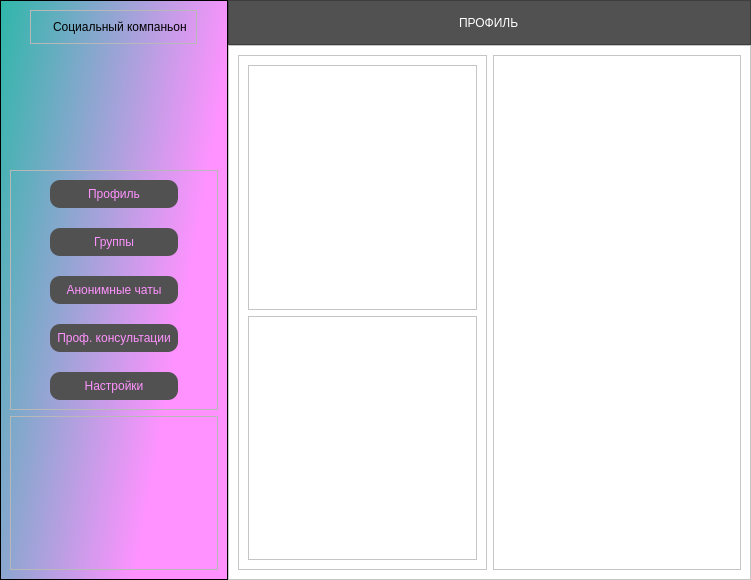
This is main_win.ui in KIBORGm/amn_project as Qt 5 draws it before an edit. The edited form follows.
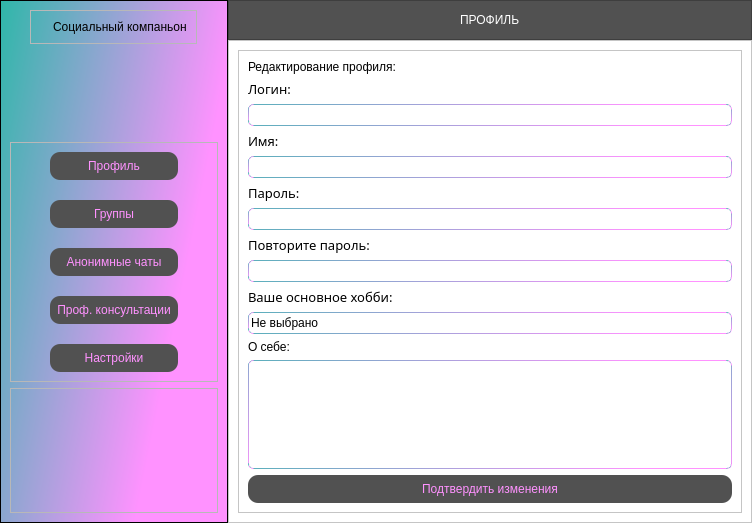
This is the edited form. The open tabs and pages were chosen to show the change. Icons and pictures are not drawn.

What changed in the file:
```diff
--- a/main_win.ui
+++ b/main_win.ui
@@ -6,8 +6,8 @@
    <rect>
     <x>0</x>
     <y>0</y>
-    <width>751</width>
-    <height>580</height>
+    <width>752</width>
+    <height>523</height>
    </rect>
   </property>
   <property name="windowTitle">
@@ -313,52 +313,7 @@
             <property name="frameShadow">
              <enum>QFrame::Raised</enum>
             </property>
-            <layout class="QHBoxLayout" name="horizontalLayout_4" stretch="1,1">
-             <item>
-              <widget class="QFrame" name="frame_2">
-               <property name="frameShape">
-                <enum>QFrame::StyledPanel</enum>
-               </property>
-               <property name="frameShadow">
-                <enum>QFrame::Raised</enum>
-               </property>
-               <layout class="QVBoxLayout" name="verticalLayout_16">
-                <item>
-                 <widget class="QFrame" name="frame_8">
-                  <property name="frameShape">
-                   <enum>QFrame::StyledPanel</enum>
-                  </property>
-                  <property name="frameShadow">
-                   <enum>QFrame::Raised</enum>
-                  </property>
-                  <widget class="QLabel" name="label_11">
-                   <property name="geometry">
-                    <rect>
-                     <x>110</x>
-                     <y>130</y>
-                     <width>47</width>
-                     <height>13</height>
-                    </rect>
-                   </property>
-                   <property name="text">
-                    <string/>
-                   </property>
-                  </widget>
-                 </widget>
-                </item>
-                <item>
-                 <widget class="QFrame" name="frame_9">
-                  <property name="frameShape">
-                   <enum>QFrame::StyledPanel</enum>
-                  </property>
-                  <property name="frameShadow">
-                   <enum>QFrame::Raised</enum>
-                  </property>
-                 </widget>
-                </item>
-               </layout>
-              </widget>
-             </item>
+            <layout class="QHBoxLayout" name="horizontalLayout_4" stretch="1">
              <item>
               <widget class="QFrame" name="frame_6">
                <property name="frameShape">
@@ -367,6 +322,256 @@
                <property name="frameShadow">
                 <enum>QFrame::Raised</enum>
                </property>
+               <layout class="QVBoxLayout" name="verticalLayout_18">
+                <item>
+                 <layout class="QVBoxLayout" name="verticalLayout_17">
+                  <item>
+                   <widget class="QLabel" name="label_11">
+                    <property name="text">
+                     <string>Редактирование профиля:</string>
+                    </property>
+                   </widget>
+                  </item>
+                  <item>
+                   <widget class="QLabel" name="label_12">
+                    <property name="font">
+                     <font>
+                      <family>Gadugi</family>
+                      <pointsize>10</pointsize>
+                      <weight>50</weight>
+                      <italic>false</italic>
+                      <bold>false</bold>
+                     </font>
+                    </property>
+                    <property name="text">
+                     <string>Логин:</string>
+                    </property>
+                   </widget>
+                  </item>
+                  <item>
+                   <widget class="QLineEdit" name="le_login">
+                    <property name="styleSheet">
+                     <string notr="true">border-radius: 5;
+border: 1px solid qlineargradient(spread:pad, x1:0, y1:0, x2:0.869, y2:0.403818, stop:0 rgba(46, 183, 169, 255), stop:1 rgba(255, 146, 255, 255));
+padding: 2;</string>
+                    </property>
+                   </widget>
+                  </item>
+                  <item>
+                   <widget class="QLabel" name="label_17">
+                    <property name="font">
+                     <font>
+                      <family>Gadugi</family>
+                      <pointsize>10</pointsize>
+                      <weight>50</weight>
+                      <italic>false</italic>
+                      <bold>false</bold>
+                     </font>
+                    </property>
+                    <property name="text">
+                     <string>Имя:</string>
+                    </property>
+                   </widget>
+                  </item>
+                  <item>
+                   <widget class="QLineEdit" name="le_name">
+                    <property name="styleSheet">
+                     <string notr="true">border-radius: 5;
+border: 1px solid qlineargradient(spread:pad, x1:0, y1:0, x2:0.869, y2:0.403818, stop:0 rgba(46, 183, 169, 255), stop:1 rgba(255, 146, 255, 255));
+padding: 2;</string>
+                    </property>
+                   </widget>
+                  </item>
+                  <item>
+                   <widget class="QLabel" name="label_13">
+                    <property name="font">
+                     <font>
+                      <family>Gadugi</family>
+                      <pointsize>10</pointsize>
+                      <weight>50</weight>
+                      <italic>false</italic>
+                      <bold>false</bold>
+                     </font>
+                    </property>
+                    <property name="text">
+                     <string>Пароль:</string>
+                    </property>
+                   </widget>
+                  </item>
+                  <item>
+                   <widget class="QLineEdit" name="le_pwd">
+                    <property name="styleSheet">
+                     <string notr="true">border-radius: 5;
+border: 1px solid qlineargradient(spread:pad, x1:0, y1:0, x2:0.869, y2:0.403818, stop:0 rgba(46, 183, 169, 255), stop:1 rgba(255, 146, 255, 255));
+padding: 2;</string>
+                    </property>
+                   </widget>
+                  </item>
+                  <item>
+                   <widget class="QLabel" name="label_15">
+                    <property name="font">
+                     <font>
+                      <family>Gadugi</family>
+                      <pointsize>10</pointsize>
+                      <weight>50</weight>
+                      <italic>false</italic>
+                      <bold>false</bold>
+                     </font>
+                    </property>
+                    <property name="text">
+                     <string>Повторите пароль:</string>
+                    </property>
+                   </widget>
+                  </item>
+                  <item>
+                   <widget class="QLineEdit" name="le_r_pwd">
+                    <property name="styleSheet">
+                     <string notr="true">border-radius: 5;
+border: 1px solid qlineargradient(spread:pad, x1:0, y1:0, x2:0.869, y2:0.403818, stop:0 rgba(46, 183, 169, 255), stop:1 rgba(255, 146, 255, 255));
+padding: 2;</string>
+                    </property>
+                   </widget>
+                  </item>
+                  <item>
+                   <widget class="QLabel" name="label_14">
+                    <property name="font">
+                     <font>
+                      <family>Gadugi</family>
+                      <pointsize>10</pointsize>
+                      <weight>50</weight>
+                      <italic>false</italic>
+                      <bold>false</bold>
+                     </font>
+                    </property>
+                    <property name="styleSheet">
+                     <string notr="true"/>
+                    </property>
+                    <property name="text">
+                     <string>Ваше основное хобби:</string>
+                    </property>
+                   </widget>
+                  </item>
+                  <item>
+                   <widget class="QComboBox" name="cb_hobby">
+                    <property name="styleSheet">
+                     <string notr="true">QComboBox{
+border-radius: 5;
+border: 1px solid qlineargradient(spread:pad, x1:0, y1:0, x2:0.869, y2:0.403818, stop:0 rgba(46, 183, 169, 255), stop:1 rgba(255, 146, 255, 255));
+padding: 2;
+}
+QComboBox::drop-down { 
+height: 0px;                    
+width: 0px;
+					
+                     }</string>
+                    </property>
+                    <property name="iconSize">
+                     <size>
+                      <width>16</width>
+                      <height>16</height>
+                     </size>
+                    </property>
+                    <property name="frame">
+                     <bool>true</bool>
+                    </property>
+                    <item>
+                     <property name="text">
+                      <string>Не выбрано</string>
+                     </property>
+                    </item>
+                    <item>
+                     <property name="text">
+                      <string>Путешествия</string>
+                     </property>
+                    </item>
+                    <item>
+                     <property name="text">
+                      <string>Спорт</string>
+                     </property>
+                    </item>
+                    <item>
+                     <property name="text">
+                      <string>Исскуство</string>
+                     </property>
+                    </item>
+                    <item>
+                     <property name="text">
+                      <string>Пение</string>
+                     </property>
+                    </item>
+                    <item>
+                     <property name="text">
+                      <string>Танцы</string>
+                     </property>
+                    </item>
+                    <item>
+                     <property name="text">
+                      <string>Настольные игры</string>
+                     </property>
+                    </item>
+                    <item>
+                     <property name="text">
+                      <string>Компьютерные игры</string>
+                     </property>
+                    </item>
+                    <item>
+                     <property name="text">
+                      <string>Чтение</string>
+                     </property>
+                    </item>
+                    <item>
+                     <property name="text">
+                      <string>Другое</string>
+                     </property>
+                    </item>
+                   </widget>
+                  </item>
+                  <item>
+                   <widget class="QLabel" name="label_16">
+                    <property name="text">
+                     <string>О себе:</string>
+                    </property>
+                   </widget>
+                  </item>
+                  <item>
+                   <widget class="QPlainTextEdit" name="pte_about">
+                    <property name="styleSheet">
+                     <string notr="true">border-radius: 5;
+border: 1px solid qlineargradient(spread:pad, x1:0, y1:0, x2:0.869, y2:0.403818, stop:0 rgba(46, 183, 169, 255), stop:1 rgba(255, 146, 255, 255));
+padding: 2;</string>
+                    </property>
+                   </widget>
+                  </item>
+                 </layout>
+                </item>
+                <item>
+                 <widget class="QPushButton" name="pushButton_2">
+                  <property name="styleSheet">
+                   <string notr="true">QPushButton{
+color: qlineargradient(spread:pad, x1:0, y1:0, x2:0.869, y2:0.403818, stop:0 rgba(46, 183, 169, 255), stop:1 rgba(255, 146, 255, 255));
+background-color:rgb(81, 81, 81);
+border-radius: 10;
+padding: 7;
+}
+
+QPushButton:hover{
+color: qlineargradient(spread:pad, x1:0, y1:0, x2:1, y2:1, stop:0 rgba(14, 0, 255, 255), stop:1 rgba(0, 255, 104, 255));
+background-color:rgb(227, 227, 227);
+
+}
+
+QPushButton:hover:pressed{
+color:rgb(227, 227, 227) ;
+background-color: qlineargradient(spread:pad, x1:0, y1:0, x2:1, y2:1, stop:0 rgba(14, 0, 255, 255), stop:1 rgba(0, 255, 104, 255));
+
+}</string>
+                  </property>
+                  <property name="text">
+                   <string>Подтвердить изменения</string>
+                  </property>
+                 </widget>
+                </item>
+               </layout>
               </widget>
              </item>
             </layout>
```
Left out of the diff: 3 changed lines with no effect on the pictures.
